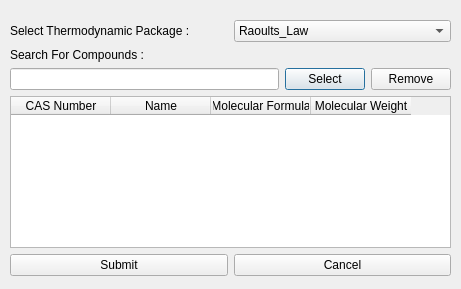
First picture: the form in comp_selector.ui, repository Anujg935/OMChemSimGUI, before the edit.
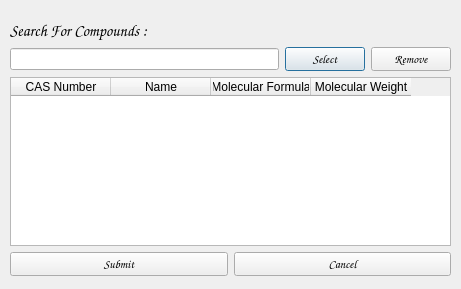
Second picture: the form after the edit.

Commit message: updated compound selector

Patch:
```diff
--- a/comp_selector.ui
+++ b/comp_selector.ui
@@ -23,53 +23,14 @@
     </rect>
    </property>
    <layout class="QVBoxLayout" name="verticalLayout">
-    <item>
-     <layout class="QHBoxLayout" name="horizontalLayout">
-      <item>
-       <widget class="QLabel" name="label_2">
-        <property name="text">
-         <string>Select Thermodynamic Package :</string>
-        </property>
-       </widget>
-      </item>
-      <item>
-       <widget class="QComboBox" name="comboBox">
-        <item>
-         <property name="text">
-          <string>Raoults_Law</string>
-         </property>
-        </item>
-        <item>
-         <property name="text">
-          <string>NRTL</string>
-         </property>
-        </item>
-        <item>
-         <property name="text">
-          <string>Peng_Robinson</string>
-         </property>
-        </item>
-        <item>
-         <property name="text">
-          <string>UNIFAC</string>
-         </property>
-        </item>
-        <item>
-         <property name="text">
-          <string>UNIQUAC</string>
-         </property>
-        </item>
-        <item>
-         <property name="text">
-          <string>Grayson_Streed</string>
-         </property>
-        </item>
-       </widget>
-      </item>
-     </layout>
-    </item>
     <item>
      <widget class="QLabel" name="label">
+      <property name="font">
+       <font>
+        <family>Comic Sans MS</family>
+        <pointsize>12</pointsize>
+       </font>
+      </property>
       <property name="text">
        <string>Search For Compounds :</string>
       </property>
@@ -82,6 +43,11 @@
       </item>
       <item>
        <widget class="QPushButton" name="compoundSelectButton">
+        <property name="font">
+         <font>
+          <family>Comic Sans MS</family>
+         </font>
+        </property>
         <property name="text">
          <string>Select</string>
         </property>
@@ -92,6 +58,11 @@
       </item>
       <item>
        <widget class="QPushButton" name="pushButton_3">
+        <property name="font">
+         <font>
+          <family>Comic Sans MS</family>
+         </font>
+        </property>
         <property name="text">
          <string>Remove</string>
         </property>
@@ -130,6 +101,11 @@
      <layout class="QHBoxLayout" name="horizontalLayout_4">
       <item>
        <widget class="QPushButton" name="pushButton">
+        <property name="font">
+         <font>
+          <family>Comic Sans MS</family>
+         </font>
+        </property>
         <property name="text">
          <string>Submit</string>
         </property>
@@ -137,6 +113,11 @@
       </item>
       <item>
        <widget class="QPushButton" name="pushButton_2">
+        <property name="font">
+         <font>
+          <family>Comic Sans MS</family>
+         </font>
+        </property>
         <property name="text">
          <string>Cancel</string>
         </property>
```
Left out of the diff: 2 changed lines with no effect on the pictures. The commit also changes 153 other files.
